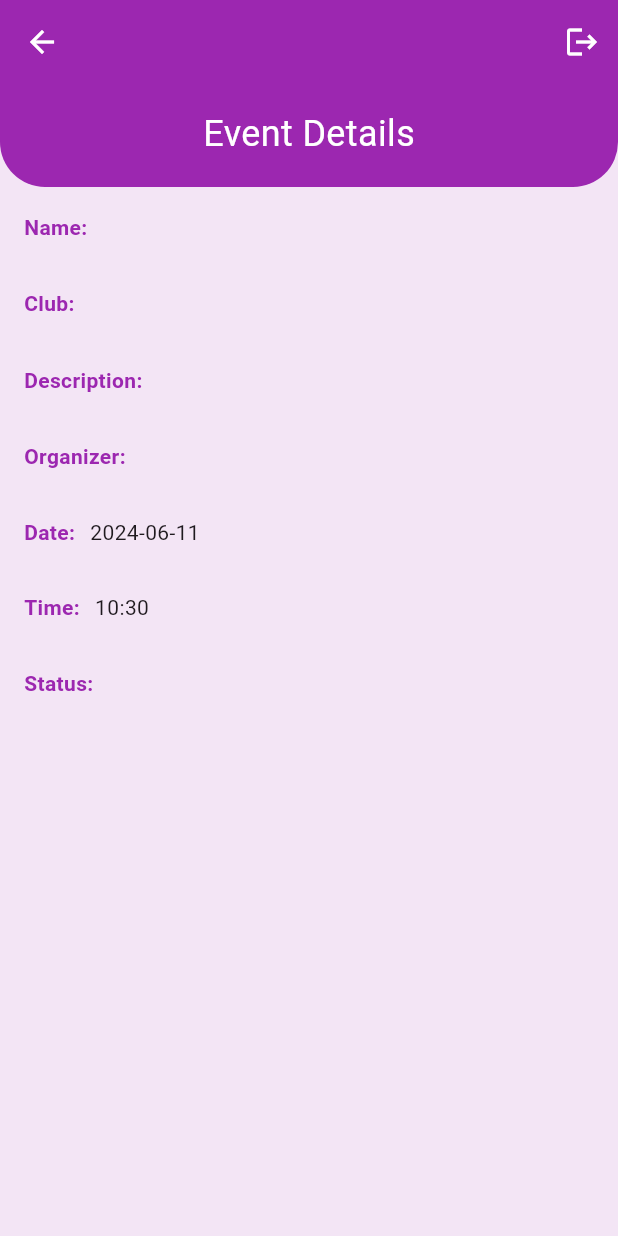
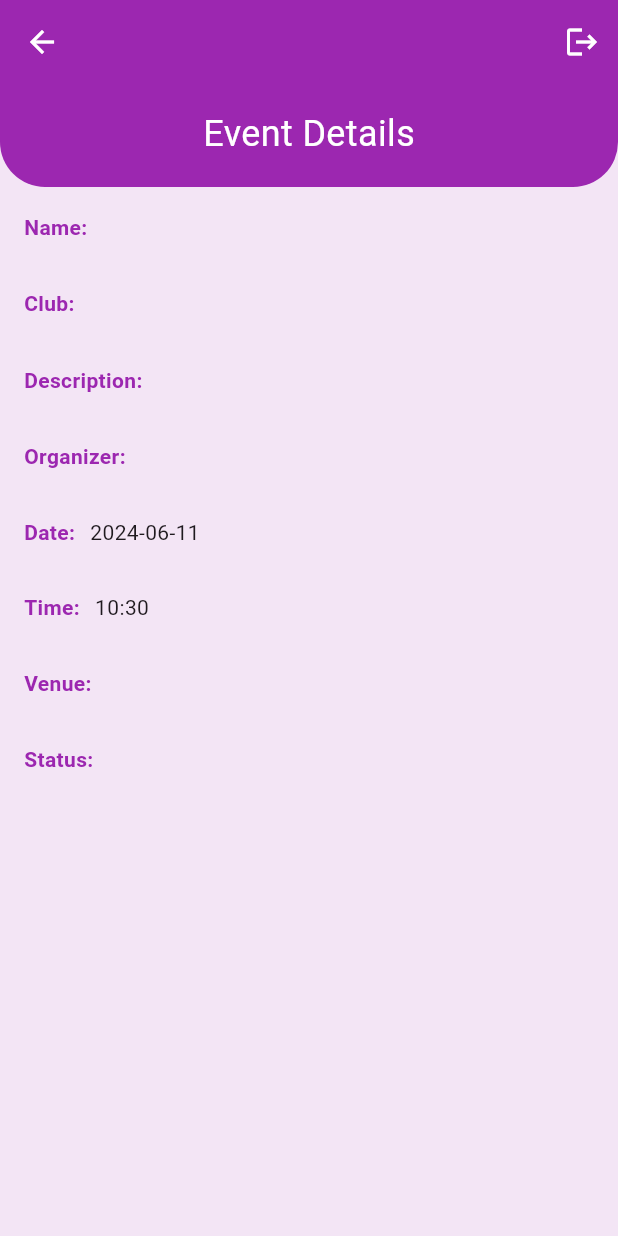
Before and after one commit to AYUSHMAAN1812/Club-Event-Management-App, a Flutter app: the EventDetails screen opened directly with empty values, on a phone screen of 412 x 824 dp. Run offline on Flutter 3.47's test engine with Material 3 defaults, Android fonts, the phone set to English and light mode, and no system bars; our stand-ins replace cloud_firestore, cloud_functions, firebase_auth, firebase_core, firebase_messaging, flutter_local_notifications and 1 more; accounts and stored records are empty.

Commit message:
Edit files

```diff
--- a/lib/views/event_details.dart
+++ b/lib/views/event_details.dart
@@ -87,6 +87,7 @@ class _EventDetailsState extends State<EventDetails> {
               BuildRow(title: "Organizer", details: widget.event.organizer),
               BuildRow(title: "Date", details: getDate(widget.event.time)),
               BuildRow(title: "Time", details: getTime(widget.event.time)),
+              BuildRow(title: "Venue", details: widget.event.venue),
               BuildRow(title: "Status", details: _eventCopy.status),
               const SizedBox(height: 20.0),
 
--- a/lib/views/user_events_page.dart
+++ b/lib/views/user_events_page.dart
@@ -198,7 +198,12 @@ class ScheduleCard extends StatelessWidget {
                             Text(checkDate(event.time)),
 
                             //Event time
-                            Text(getTime(event.time)),
+                            Column(
+                              children: [
+                                Text(getTime(event.time)),
+                                Text(event.venue),
+                              ],
+                            ),
                           ]),
 
                     ],
```
